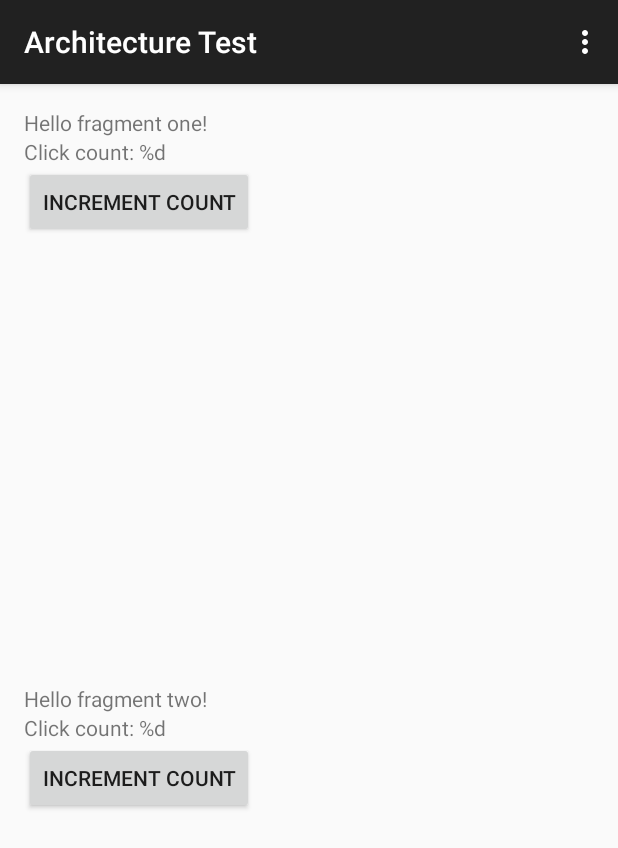
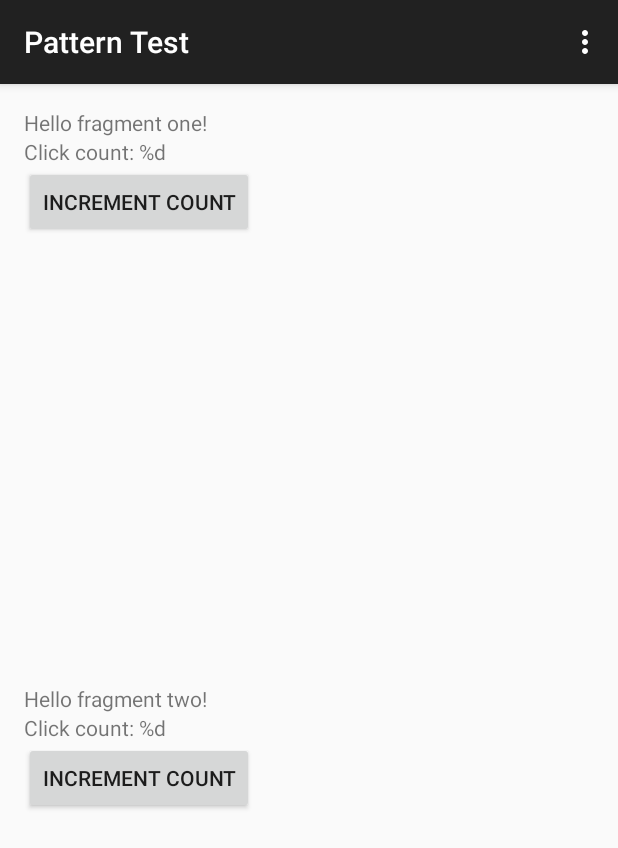
Before and after one commit to slaterama/QuantumSheep_bak, an Android app: the PatternActivity screen opened directly, with no data from a screen before it, on a phone screen of 412 x 824 dp. Shown: the top 848 px of the screen. Run offline under Robolectric (Android 15) with nearby library versions, the light colour scheme and no system bars; libraries missing offline, so code that uses them is left out: com.slaterama.qslib; 9 statements that could not run were skipped.

Commit message:
Pattern fixes; referencing Activity PatternManager from Fragment

```diff
--- a/app/src/main/AndroidManifest.xml
+++ b/app/src/main/AndroidManifest.xml
@@ -20,8 +20,8 @@
         </activity>
 
         <activity
-            android:name=".view.ArchitectureActivity"
-            android:label="@string/architecture_activity_title" >
+            android:name=".view.PatternActivity"
+            android:label="@string/pattern_activity_title" >
 			<intent-filter>
 				<action android:name="com.slaterama.quantumsheep.action.ARCHITECTURE" />
 
--- a/app/src/main/java/com/slaterama/quantumsheep/pattern/TestPattern.java
+++ /dev/null
@@ -1,6 +0,0 @@
-package com.slaterama.quantumsheep.pattern;
-
-import com.slaterama.qslib.alpha.app.pattern.Pattern;
-
-public class TestPattern implements Pattern {
-}
--- a/app/src/main/java/com/slaterama/quantumsheep/view/ArchitectureOneFragment.java
+++ /dev/null
@@ -1,19 +0,0 @@
-package com.slaterama.quantumsheep.view;
-
-import android.os.Bundle;
-import android.support.annotation.Nullable;
-import android.support.v4.app.Fragment;
-import android.view.LayoutInflater;
-import android.view.View;
-import android.view.ViewGroup;
-
-import com.slaterama.quantumsheep.R;
-
-public class ArchitectureOneFragment extends Fragment {
-
-	@Override
-	public View onCreateView(LayoutInflater inflater, @Nullable ViewGroup container, @Nullable Bundle savedInstanceState) {
-		View rootView = inflater.inflate(R.layout.fragment_architecture_one, container, false);
-		return rootView;
-	}
-}
--- a/app/src/main/java/com/slaterama/quantumsheep/view/ArchitectureTwoFragment.java
+++ /dev/null
@@ -1,19 +0,0 @@
-package com.slaterama.quantumsheep.view;
-
-import android.os.Bundle;
-import android.support.annotation.Nullable;
-import android.support.v4.app.Fragment;
-import android.view.LayoutInflater;
-import android.view.View;
-import android.view.ViewGroup;
-
-import com.slaterama.quantumsheep.R;
-
-public class ArchitectureTwoFragment extends Fragment {
-
-	@Override
-	public View onCreateView(LayoutInflater inflater, @Nullable ViewGroup container, @Nullable Bundle savedInstanceState) {
-		View rootView = inflater.inflate(R.layout.fragment_architecture_two, container, false);
-		return rootView;
-	}
-}
--- a/app/src/main/java/com/slaterama/quantumsheep/view/MainActivity.java
+++ b/app/src/main/java/com/slaterama/quantumsheep/view/MainActivity.java
@@ -47,7 +47,7 @@ public class MainActivity extends ListActivity {
 	protected void onListItemClick(ListView l, View v, int position, long id) {
 		switch (position) {
 			case 0:
-				startActivity(new Intent(this, ArchitectureActivity.class));
+				startActivity(new Intent(this, PatternActivity.class));
 				break;
 			default:
 				Toast.makeText(this, R.string.toast_not_yet_supported, Toast.LENGTH_SHORT).show();
--- a/app/src/main/java/com/slaterama/quantumsheep/view/ArchitectureActivity.java
+++ b/app/src/main/java/com/slaterama/quantumsheep/view/PatternActivity.java
@@ -9,36 +9,37 @@ import android.view.MenuItem;
 import com.slaterama.qslib.alpha.app.pattern.Pattern;
 import com.slaterama.qslib.alpha.app.pattern.PatternManager;
 import com.slaterama.qslib.alpha.app.pattern.PatternManager.PatternCallbacks;
+import com.slaterama.qslib.utils.LogEx;
 import com.slaterama.quantumsheep.R;
-import com.slaterama.quantumsheep.pattern.TestPattern;
+import com.slaterama.quantumsheep.pattern.TestActivityPattern;
 
-public class ArchitectureActivity extends ActionBarActivity
+public class PatternActivity extends ActionBarActivity
 		implements PatternCallbacks {
 
-	private final static int PATTERN_ID = 0;
+	public final static int PATTERN_ID = 0;
 
 	private PatternManager mPatternManager;
+	private Pattern mActivityPattern;
 
-	private Pattern mPattern;
-
-	private ArchitectureOneFragment mFragmentOne;
-	private ArchitectureTwoFragment mFragmentTwo;
+	private PatternOneFragment mFragmentOne;
+	private PatternTwoFragment mFragmentTwo;
 
     @Override
     protected void onCreate(Bundle savedInstanceState) {
         super.onCreate(savedInstanceState);
-        setContentView(R.layout.activity_architecture);
+        setContentView(R.layout.activity_pattern);
 
 		mPatternManager = PatternManager.newInstance(this);
-		mPattern = mPatternManager.initPattern(PATTERN_ID, null, this);
-    }
+		mActivityPattern = mPatternManager.initPattern(PATTERN_ID, null, this);
+		LogEx.d();
+	}
 
 	@Override
 	protected void onPostCreate(Bundle savedInstanceState) {
 		super.onPostCreate(savedInstanceState);
 		FragmentManager fragmentManager = getSupportFragmentManager();
-		mFragmentOne = (ArchitectureOneFragment) fragmentManager.findFragmentById(R.id.architecture_fragment_one);
-		mFragmentTwo = (ArchitectureTwoFragment) fragmentManager.findFragmentById(R.id.architecture_fragment_two);
+		mFragmentOne = (PatternOneFragment) fragmentManager.findFragmentById(R.id.architecture_fragment_one);
+		mFragmentTwo = (PatternTwoFragment) fragmentManager.findFragmentById(R.id.architecture_fragment_two);
 	}
 
 	@Override
@@ -62,6 +63,6 @@ public class ArchitectureActivity extends ActionBarActivity
 
 	@Override
 	public Pattern onCreatePattern(int id, Bundle args) {
-		return new TestPattern();
+		return new TestActivityPattern();
 	}
 }
--- /dev/null
+++ b/app/src/main/java/com/slaterama/quantumsheep/view/PatternOneFragment.java
@@ -0,0 +1,48 @@
+package com.slaterama.quantumsheep.view;
+
+import android.os.Bundle;
+import android.support.annotation.Nullable;
+import android.support.v4.app.Fragment;
+import android.view.LayoutInflater;
+import android.view.View;
+import android.view.ViewGroup;
+import android.widget.Button;
+
+import com.slaterama.qslib.alpha.app.pattern.Pattern;
+import com.slaterama.qslib.alpha.app.pattern.PatternEvent;
+import com.slaterama.qslib.alpha.app.pattern.PatternManager;
+import com.slaterama.qslib.utils.LogEx;
+import com.slaterama.quantumsheep.R;
+
+public class PatternOneFragment extends Fragment
+		implements View.OnClickListener {
+
+	private PatternManager mPatternManager;
+	private Pattern mPattern;
+
+	private Button mIncrementCountBtn;
+
+	@Override
+	public void onActivityCreated(@Nullable Bundle savedInstanceState) {
+		super.onActivityCreated(savedInstanceState);
+		mPatternManager = PatternManager.newInstance(getActivity());
+		mPattern = mPatternManager.getPattern(PatternActivity.PATTERN_ID);
+		// TODO Eventually something like mPatternManager.registerXYZ(PATTERN_ID, this);
+		LogEx.d();
+	}
+
+	@Override
+	public View onCreateView(LayoutInflater inflater, @Nullable ViewGroup container, @Nullable Bundle savedInstanceState) {
+		View rootView = inflater.inflate(R.layout.fragment_pattern_one, container, false);
+		mIncrementCountBtn = (Button) rootView.findViewById(R.id.pattern_test_increment_count);
+		mIncrementCountBtn.setOnClickListener(this);
+		return rootView;
+	}
+
+	@Override
+	public void onClick(View v) {
+		PatternEvent event = new PatternEvent() {};
+		mPattern.sendEvent(event, null);
+		// TODO Eventually something like mPatternManager.sendEvent(event, null);
+	}
+}
--- /dev/null
+++ b/app/src/main/java/com/slaterama/quantumsheep/view/PatternTwoFragment.java
@@ -0,0 +1,48 @@
+package com.slaterama.quantumsheep.view;
+
+import android.os.Bundle;
+import android.support.annotation.Nullable;
+import android.support.v4.app.Fragment;
+import android.view.LayoutInflater;
+import android.view.View;
+import android.view.ViewGroup;
+import android.widget.Button;
+
+import com.slaterama.qslib.alpha.app.pattern.Pattern;
+import com.slaterama.qslib.alpha.app.pattern.PatternEvent;
+import com.slaterama.qslib.alpha.app.pattern.PatternManager;
+import com.slaterama.qslib.utils.LogEx;
+import com.slaterama.quantumsheep.R;
+
+public class PatternTwoFragment extends Fragment
+		implements View.OnClickListener {
+
+	private PatternManager mPatternManager;
+	private Pattern mPattern;
+
+	private Button mIncrementCountBtn;
+
+	@Override
+	public void onActivityCreated(@Nullable Bundle savedInstanceState) {
+		super.onActivityCreated(savedInstanceState);
+		mPatternManager = PatternManager.newInstance(getActivity());
+		mPattern = mPatternManager.getPattern(PatternActivity.PATTERN_ID);
+		// TODO Eventually something like mPatternManager.registerXYZ(PATTERN_ID, this);
+		LogEx.d();
+	}
+
+	@Override
+	public View onCreateView(LayoutInflater inflater, @Nullable ViewGroup container, @Nullable Bundle savedInstanceState) {
+		View rootView = inflater.inflate(R.layout.fragment_pattern_two, container, false);
+		mIncrementCountBtn = (Button) rootView.findViewById(R.id.pattern_test_increment_count);
+		mIncrementCountBtn.setOnClickListener(this);
+		return rootView;
+	}
+
+	@Override
+	public void onClick(View v) {
+		PatternEvent event = new PatternEvent() {};
+		mPattern.sendEvent(event, null);
+		// TODO Eventually something like mPatternManager.sendEvent(event, null);
+	}
+}
--- a/app/src/main/res/layout-land/activity_architecture.xml
+++ b/app/src/main/res/layout-land/activity_architecture.xml
@@ -4,12 +4,12 @@
 			  android:layout_width="match_parent"
 			  android:layout_height="match_parent"
 			  android:orientation="horizontal"
-			  tools:context="com.slaterama.quantumsheep.view.ArchitectureActivity"
+			  tools:context="com.slaterama.quantumsheep.view.PatternActivity"
 			  tools:ignore="MergeRootFrame">
 
 	<fragment
 		android:id="@+id/architecture_fragment_one"
-		android:name="com.slaterama.quantumsheep.view.ArchitectureOneFragment"
+		android:name="com.slaterama.quantumsheep.view.PatternOneFragment"
 		android:layout_width="0dp"
 		android:layout_height="match_parent"
 		android:layout_weight="1"
@@ -17,7 +17,7 @@
 
 	<fragment
 		android:id="@+id/architecture_fragment_two"
-		android:name="com.slaterama.quantumsheep.view.ArchitectureTwoFragment"
+		android:name="com.slaterama.quantumsheep.view.PatternTwoFragment"
 		android:layout_width="0dp"
 		android:layout_height="match_parent"
 		android:layout_weight="1"
--- a/app/src/main/res/layout/activity_architecture.xml
+++ b/app/src/main/res/layout/activity_pattern.xml
@@ -4,12 +4,12 @@
 			  android:layout_width="match_parent"
 			  android:layout_height="match_parent"
 			  android:orientation="vertical"
-			  tools:context="com.slaterama.quantumsheep.view.ArchitectureActivity"
+			  tools:context="com.slaterama.quantumsheep.view.PatternActivity"
 			  tools:ignore="MergeRootFrame">
 
 	<fragment
 		android:id="@+id/architecture_fragment_one"
-		android:name="com.slaterama.quantumsheep.view.ArchitectureOneFragment"
+		android:name="com.slaterama.quantumsheep.view.PatternOneFragment"
 		android:layout_width="match_parent"
 		android:layout_height="0dp"
 		android:layout_weight="1"
@@ -17,7 +17,7 @@
 
 	<fragment
 		android:id="@+id/architecture_fragment_two"
-		android:name="com.slaterama.quantumsheep.view.ArchitectureTwoFragment"
+		android:name="com.slaterama.quantumsheep.view.PatternTwoFragment"
 		android:layout_width="match_parent"
 		android:layout_height="0dp"
 		android:layout_weight="1"
--- a/app/src/main/res/layout/fragment_architecture_one.xml
+++ b/app/src/main/res/layout/fragment_pattern_one.xml
@@ -6,26 +6,26 @@
 				android:paddingRight="@dimen/activity_horizontal_margin"
 				android:paddingTop="@dimen/activity_vertical_margin"
 				android:paddingBottom="@dimen/activity_vertical_margin"
-				tools:context="com.slaterama.quantumsheep.view.ArchitectureActivity$PlaceholderFragment">
+				tools:context="com.slaterama.quantumsheep.view.PatternActivity$PlaceholderFragment">
 
 	<TextView
-		android:id="@+id/architecture_test_title"
+		android:id="@+id/pattern_test_title"
 		android:layout_width="wrap_content"
 		android:layout_height="wrap_content"
-		android:text="@string/architecture_fragment_one_hello_world"/>
+		android:text="@string/pattern_fragment_one_hello_world"/>
 
 	<TextView
-		android:id="@+id/architecture_test_click_count"
+		android:id="@+id/pattern_test_click_count"
 		android:layout_width="wrap_content"
 		android:layout_height="wrap_content"
-		android:layout_below="@+id/architecture_test_title"
-		android:text="@string/architecture_test_click_count"/>
+		android:layout_below="@+id/pattern_test_title"
+		android:text="@string/pattern_test_click_count"/>
 
 	<Button
-		android:id="@+id/architecture_test_increment_count"
+		android:id="@+id/pattern_test_increment_count"
 		android:layout_width="wrap_content"
 		android:layout_height="wrap_content"
-		android:layout_below="@+id/architecture_test_click_count"
-		android:text="@string/architecture_test_increment_count"/>
+		android:layout_below="@+id/pattern_test_click_count"
+		android:text="@string/pattern_test_increment_count"/>
 
 </RelativeLayout>
--- a/app/src/main/res/layout/fragment_architecture_two.xml
+++ b/app/src/main/res/layout/fragment_pattern_two.xml
@@ -6,26 +6,26 @@
 				android:paddingRight="@dimen/activity_horizontal_margin"
 				android:paddingTop="@dimen/activity_vertical_margin"
 				android:paddingBottom="@dimen/activity_vertical_margin"
-				tools:context="com.slaterama.quantumsheep.view.ArchitectureActivity$PlaceholderFragment">
+				tools:context="com.slaterama.quantumsheep.view.PatternActivity$PlaceholderFragment">
 
 	<TextView
-		android:id="@+id/architecture_test_title"
+		android:id="@+id/pattern_test_title"
 		android:layout_width="wrap_content"
 		android:layout_height="wrap_content"
-		android:text="@string/architecture_fragment_two_hello_world"/>
+		android:text="@string/pattern_fragment_two_hello_world"/>
 
 	<TextView
-		android:id="@+id/architecture_test_click_count"
+		android:id="@+id/pattern_test_click_count"
 		android:layout_width="wrap_content"
 		android:layout_height="wrap_content"
-		android:layout_below="@+id/architecture_test_title"
-		android:text="@string/architecture_test_click_count"/>
+		android:layout_below="@+id/pattern_test_title"
+		android:text="@string/pattern_test_click_count"/>
 
 	<Button
-		android:id="@+id/architecture_test_increment_count"
+		android:id="@+id/pattern_test_increment_count"
 		android:layout_width="wrap_content"
 		android:layout_height="wrap_content"
-		android:layout_below="@+id/architecture_test_click_count"
-		android:text="@string/architecture_test_increment_count"/>
+		android:layout_below="@+id/pattern_test_click_count"
+		android:text="@string/pattern_test_increment_count"/>
 
 </RelativeLayout>
--- a/app/src/main/res/menu/architecture.xml
+++ b/app/src/main/res/menu/architecture.xml
@@ -1,7 +1,7 @@
 <menu xmlns:android="http://schemas.android.com/apk/res/android"
     xmlns:app="http://schemas.android.com/apk/res-auto"
     xmlns:tools="http://schemas.android.com/tools"
-    tools:context="com.slaterama.quantumsheep.view.ArchitectureActivity" >
+    tools:context="com.slaterama.quantumsheep.view.PatternActivity" >
     <item android:id="@+id/action_settings"
         android:title="@string/action_settings"
         android:orderInCategory="100"
--- a/app/src/main/res/values/strings.xml
+++ b/app/src/main/res/values/strings.xml
@@ -9,12 +9,12 @@
 
 	<!-- App-wide strings -->
 
-	<string name="architecture_test">Architecture Test</string>
+	<string name="pattern_test">Pattern Test</string>
 	<string name="login_test">Login Test</string>
 	<string name="other_stuff">Other Stuff</string>
 
     <string-array name="main_menu">
-        <item>@string/architecture_test</item>
+        <item>@string/pattern_test</item>
         <item>@string/login_test</item>
         <item>@string/other_stuff</item>
     </string-array>
@@ -23,11 +23,11 @@
 
 	<!-- Architecture -->
 
-	<string name="architecture_fragment_one_hello_world">Hello fragment one!</string>
-	<string name="architecture_fragment_two_hello_world">Hello fragment two!</string>
+	<string name="pattern_fragment_one_hello_world">Hello fragment one!</string>
+	<string name="pattern_fragment_two_hello_world">Hello fragment two!</string>
 
-	<string name="architecture_activity_title">@string/architecture_test</string>
-	<string name="architecture_test_click_count">Click count: %d</string>
-	<string name="architecture_test_increment_count">Increment Count</string>
+	<string name="pattern_activity_title">@string/pattern_test</string>
+	<string name="pattern_test_click_count">Click count: %d</string>
+	<string name="pattern_test_increment_count">Increment Count</string>
 
 </resources>
```
Also changed, not shown: app/src/main/java/com/slaterama/quantumsheep/QuantumSheepApp.java (+9 -13 lines), app/src/main/java/com/slaterama/quantumsheep/architecture/ArchitectureTestArchitecture.java (deleted, +0 -15 lines), app/src/main/java/com/slaterama/quantumsheep/model/ArchitectureTestModel.java (deleted, +0 -21 lines), app/src/main/java/com/slaterama/quantumsheep/pattern/TestActivityPattern.java (added, +18 -0 lines), app/src/main/java/com/slaterama/quantumsheep/pattern/TestAppPattern.java (added, +18 -0 lines).
